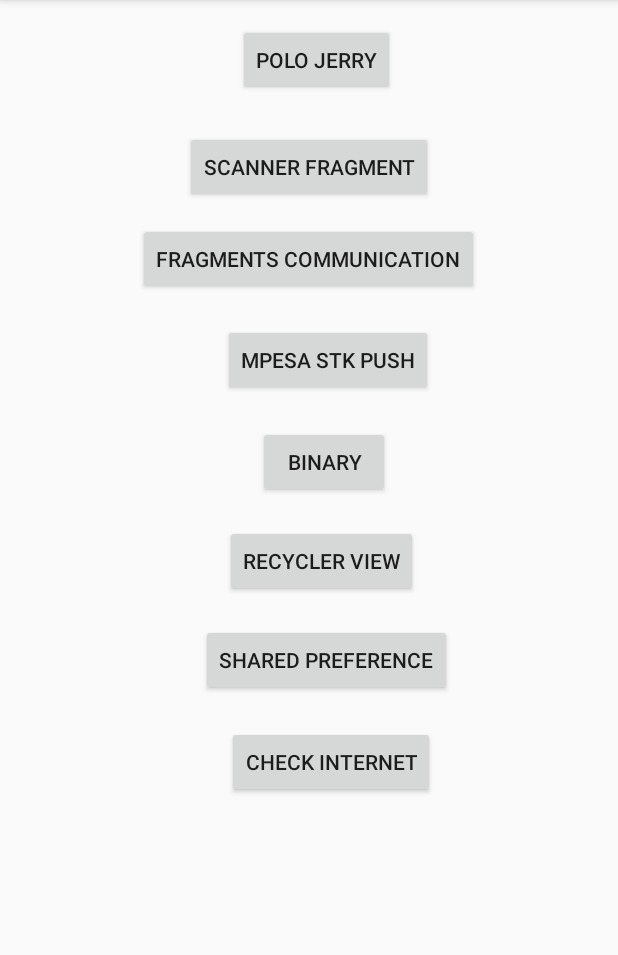
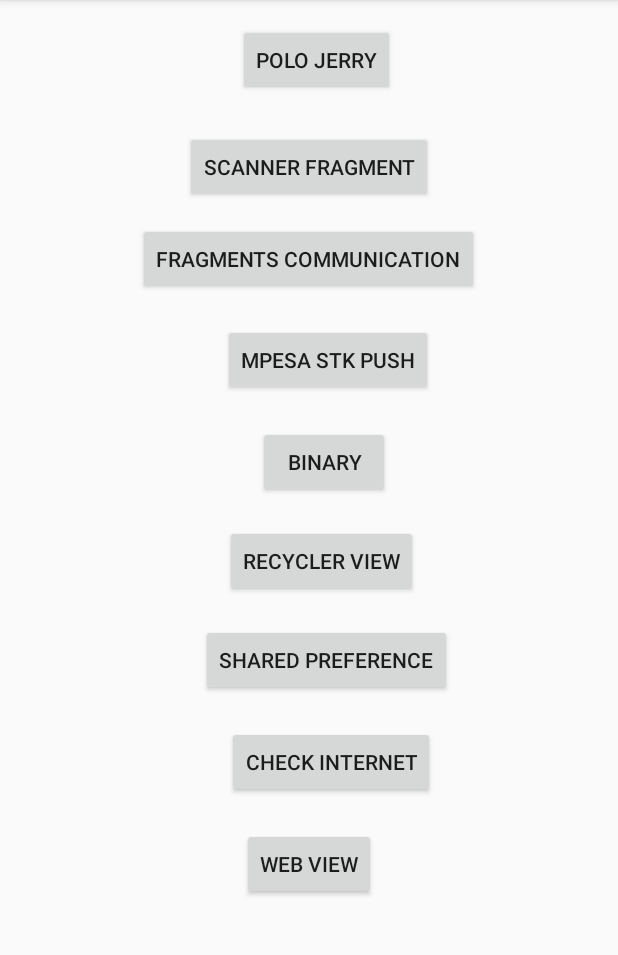
Before and after one commit to ngangavic/Android-Tests, an Android app: the screen it shows after launch (MainActivity), on a phone screen of 412 x 824 dp, the part 84-1039 px from its top. Run offline under Robolectric (Android 15) with nearby library versions, the phone set to English and light mode, and no system bars; libraries missing offline, so code that uses them is left out: com.ngangavictor.mpesa.

Commit message:
web view set up

```diff
--- a/app/src/main/AndroidManifest.xml
+++ b/app/src/main/AndroidManifest.xml
@@ -20,7 +20,8 @@
         android:supportsRtl="true"
         android:theme="@style/AppTheme"
         android:usesCleartextTraffic="true">
-        <activity android:name=".internet.InternetActivity"></activity>
+        <activity android:name=".webview.WebViewActivity"></activity>
+        <activity android:name=".internet.InternetActivity" />
         <activity android:name=".sharedprefs.SharedPrefsActivity" />
         <activity android:name=".rv.RVActivity" />
         <activity android:name=".BinaryActivity" />
--- a/app/src/main/java/com/ngangavic/test/MainActivity.java
+++ b/app/src/main/java/com/ngangavic/test/MainActivity.java
@@ -21,6 +21,7 @@ import com.ngangavic.test.fragment.ScannerDialog;
 import com.ngangavic.test.fragment.ScannerFragment;
 import com.ngangavic.test.rv.RVActivity;
 import com.ngangavic.test.sharedprefs.SharedPrefsActivity;
+import com.ngangavic.test.webview.WebViewActivity;
 import com.ngangavictor.mpesa.stkpush.Settings;
 
 import org.json.JSONException;
@@ -38,6 +39,7 @@ public class MainActivity extends AppCompatActivity {
     Button button_rv;
     Button buttonSharedPreference;
     Button buttonConnection;
+    Button buttonWebView;
     ConstraintLayout ac_main;
 
     @Override
@@ -58,6 +60,7 @@ public class MainActivity extends AppCompatActivity {
         button_rv = findViewById(R.id.button_rv);
         buttonSharedPreference = findViewById(R.id.buttonSharedPreference);
         buttonConnection = findViewById(R.id.buttonConnection);
+        buttonWebView = findViewById(R.id.buttonWebView);
         ac_main=findViewById(R.id.ac_main);
         buttonPolo.setOnClickListener(new View.OnClickListener() {
             @Override
@@ -124,6 +127,13 @@ public class MainActivity extends AppCompatActivity {
             }
         });
 
+        buttonWebView.setOnClickListener(new View.OnClickListener() {
+            @Override
+            public void onClick(View v) {
+                startActivity(new Intent(MainActivity.this, WebViewActivity.class));
+            }
+        });
+
     }
 
     private void openScanner() {
--- a/app/src/main/res/layout/activity_main.xml
+++ b/app/src/main/res/layout/activity_main.xml
@@ -106,4 +106,16 @@
         app:layout_constraintStart_toStartOf="parent"
         app:layout_constraintTop_toBottomOf="@+id/buttonSharedPreference" />
 
+    <Button
+        android:id="@+id/buttonWebView"
+        android:layout_width="wrap_content"
+        android:layout_height="wrap_content"
+        android:layout_marginStart="150dp"
+        android:layout_marginTop="20dp"
+        android:layout_marginEnd="150dp"
+        android:text="Web View"
+        app:layout_constraintEnd_toEndOf="parent"
+        app:layout_constraintStart_toStartOf="parent"
+        app:layout_constraintTop_toBottomOf="@+id/buttonConnection" />
+
 </androidx.constraintlayout.widget.ConstraintLayout>
```
